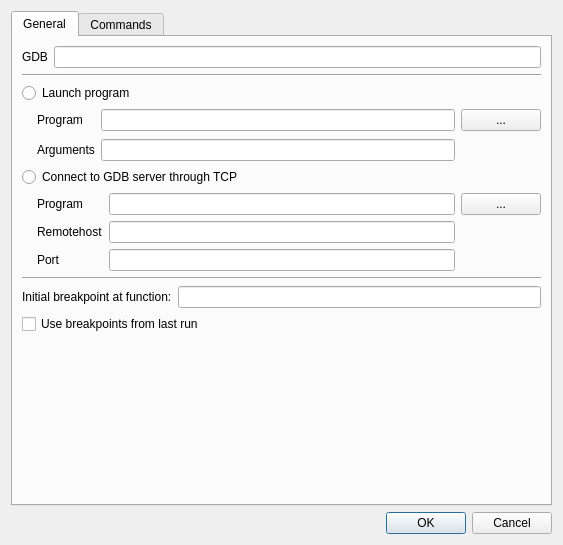
Old version of the form src/opendialog.ui in the repository gt945/gede.
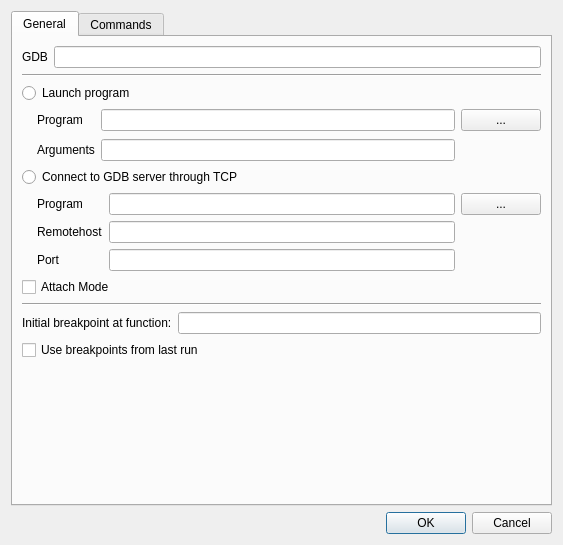
New version of the form.

Commit message: Feature: support attach mode

What changed in the file:
```diff
--- a/src/opendialog.ui
+++ b/src/opendialog.ui
@@ -153,6 +153,13 @@
          </item>
         </layout>
        </item>
+       <item>
+        <widget class="QCheckBox" name="checkBox_attachMode">
+         <property name="text">
+          <string>Attach Mode</string>
+         </property>
+        </widget>
+       </item>
        <item>
         <widget class="Line" name="line_2">
          <property name="orientation">
```
The commit also changes 5 other files.
